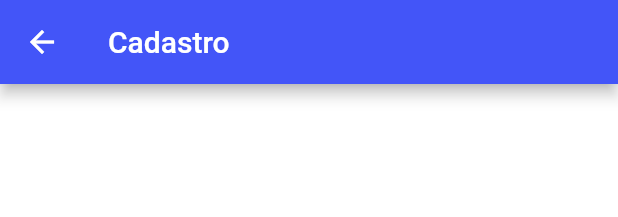
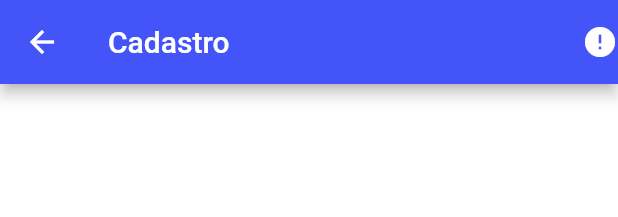
Before and after one commit to danydelper/Curso-Flutter_Perfil, a Flutter app: the CardName widget shown alone on an empty page, opened directly with empty values, after a tap on the "edit" icon, on a phone screen of 412 x 824 dp. Shown: the top 217 px of the screen. Run offline on Flutter 3.47's test engine with Material 2 defaults, Android fonts, the phone set to English and light mode, and no system bars; network calls fail.

Commit message:
Versão 3.4 Buscando dados por id

```diff
--- a/lib/cadastro/cadastro.dart
+++ b/lib/cadastro/cadastro.dart
@@ -13,6 +13,24 @@ class CadastroView extends StatelessWidget {
     return Scaffold(
       appBar: AppBar(
         title: const Text('Cadastro'),
+        actions: [
+          FutureBuilder(
+            future: controller.getUser(user?.id),
+            builder: (ctx, snapshot) {
+              if (snapshot.hasData) {
+                if (user?.id != null) {
+                  return const Icon(Icons.edit);
+                } else {
+                  return const Icon(Icons.person);
+                }
+              } else if (snapshot.hasError) {
+                return const Icon(Icons.error);
+              } else {
+                return const Text('Carregando...');
+              }
+            },
+          ),
+        ],
       ),
       body: Center(
         child: SingleChildScrollView(
--- a/lib/cadastro/cadastroController.dart
+++ b/lib/cadastro/cadastroController.dart
@@ -1,6 +1,7 @@
 // ignore_for_file: file_names
 import 'package:flutter/material.dart';
 import 'package:perfil/data/api.dart';
+import 'package:perfil/user/userMode.dart';
 
 class CadastroController {
   final ApiService _apiService = ApiService();
@@ -15,4 +16,16 @@ class CadastroController {
       Navigator.of(context).pushNamedAndRemoveUntil("/home", (route) => false);
     }
   }
+
+  Future<User> getUser(String? userId) async {
+    if (userId != null) {
+      final user = await _apiService.getFind("user", id: userId);
+
+      nameController.text = user.nome;
+      idadeController.text = user.idade.toString();
+      return user;
+    } else {
+      return User(nome: "", idade: 0);
+    }
+  }
 }
--- a/lib/data/api.dart
+++ b/lib/data/api.dart
@@ -40,4 +40,21 @@ class ApiService {
 
     return [];
   }
+
+  Future<User> getFind(String path, {required String id}) async {
+    final url = Uri.http(_baseUrl, "/api/$path", {"id": id});
+    final response = await http.get(
+      url,
+      headers: header,
+    );
+
+    if (response.statusCode == 200) {
+      final data = jsonDecode(response.body) as Map<String, dynamic>;
+      final user = User.fromJson(data);
+
+      return user;
+    }
+
+    return User(nome: "", idade: 0);
+  }
 }
--- a/lib/home/home.dart
+++ b/lib/home/home.dart
@@ -36,8 +36,10 @@ class HomeView extends StatelessWidget {
                       child: Column(
                         children: listUser
                             .map(
-                              (user) =>
-                                  CardName(name: user.nome, idade: user.idade),
+                              (user) => CardName(
+                                  name: user.nome,
+                                  idade: user.idade,
+                                  userId: user.id!),
                             )
                             .toList(),
                       ),
--- a/lib/home/homeController.dart
+++ b/lib/home/homeController.dart
@@ -1,5 +1,4 @@
 import 'package:perfil/data/api.dart';
-
 import '../user/userMode.dart';
 
 class HomeController {
```
Also changed, not shown: lib/components/card.dart (+8 -3 lines), 1 other file.
